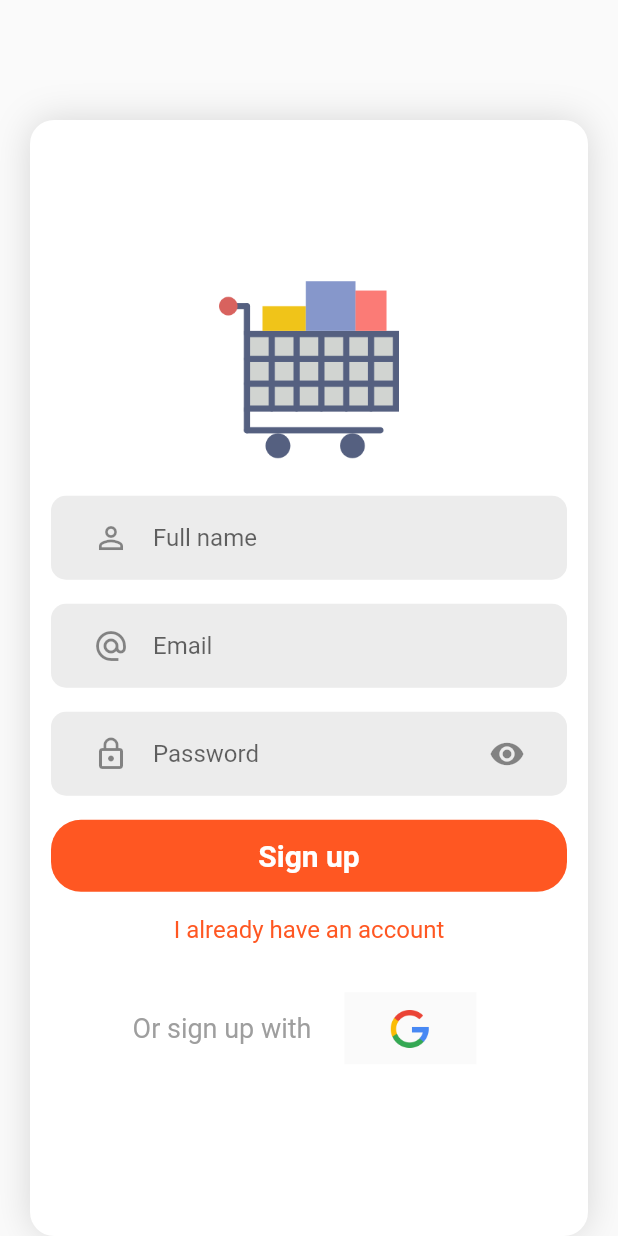
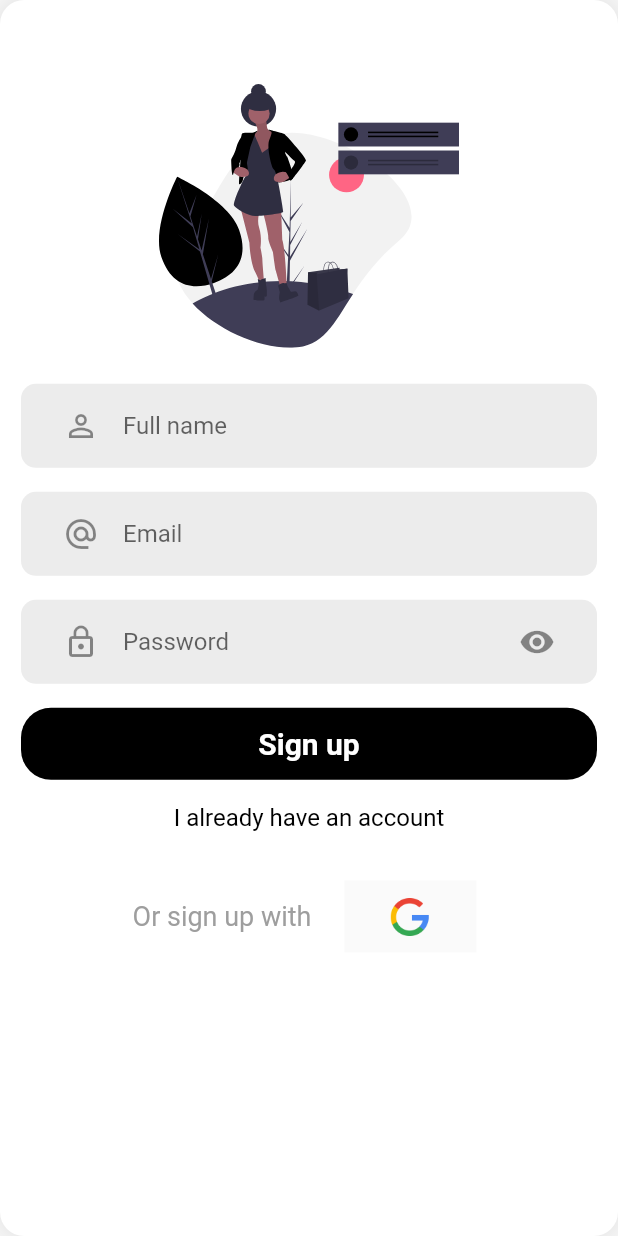
Before and after one commit to Santos-Enoque/complete_flutter_ecommerce, a Flutter app: the screen it shows after launch, after a tap on "Create an account", on a phone screen of 412 x 824 dp. Run offline on Flutter 3.47's test engine with Material 2 defaults, Android fonts, the phone set to English and light mode, and no system bars; our stand-ins replace carousel_pro, cloud_firestore, firebase_auth, flutter_svg, google_sign_in; accounts and stored records are empty.

Commit message:
update 3

```diff
--- a/lib/pages/home.dart
+++ b/lib/pages/home.dart
@@ -1,5 +1,6 @@
 import 'package:chat_app/commons/common.dart';
 import 'package:chat_app/pages/login.dart';
+import 'package:chat_app/pages/product_details.dart';
 import 'package:firebase_auth/firebase_auth.dart';
 import 'package:flutter/material.dart';
 import 'package:carousel_pro/carousel_pro.dart';
--- a/lib/pages/login.dart
+++ b/lib/pages/login.dart
@@ -2,6 +2,7 @@ import 'package:chat_app/commons/common.dart';
 import 'package:chat_app/commons/loading.dart';
 import 'package:chat_app/pages/signup.dart';
 import 'package:flutter/material.dart';
+import 'package:flutter_svg/svg.dart';
 import 'package:provider/provider.dart';
 import '../provider/user_provider.dart';
 
@@ -26,7 +27,7 @@ class _LoginState extends State<Login> {
         children: <Widget>[
           Container(
             child: Padding(
-              padding: const EdgeInsets.only(left:20, right:20.0, top: 120, bottom: 120),
+              padding: const EdgeInsets.all(0),
               child: Container(
                 decoration: BoxDecoration(
                   color: Colors.white,
@@ -41,17 +42,16 @@ class _LoginState extends State<Login> {
                 ),
                 child: Form(
                     key: _formKey,
-                    child: Column(
-                      mainAxisAlignment: MainAxisAlignment.center,
+                    child: ListView(
                       children: <Widget>[
+                        SizedBox(height: 40,),
                         Padding(
                           padding: const EdgeInsets.all(16.0),
                           child: Container(
                               alignment: Alignment.topCenter,
-                              child: Image.asset(
-                                'images/cart.png',
-                                width: 120.0,
-//                height: 240.0,
+                              child: SvgPicture.asset(
+                                'images/login.svg',
+                                width: 260.0,
                               )),
                         ),
 
@@ -119,7 +119,7 @@ class _LoginState extends State<Login> {
                               const EdgeInsets.fromLTRB(14.0, 8.0, 14.0, 8.0),
                           child: Material(
                               borderRadius: BorderRadius.circular(20.0),
-                              color: deepOrange,
+                              color: Colors.black,
                               elevation: 0.0,
                               child: MaterialButton(
                                 onPressed: () async{
--- a/lib/pages/product_details.dart
+++ b/lib/pages/product_details.dart
@@ -196,9 +196,6 @@ class _ProductDetailsState extends State<ProductDetails> {
                                 child: Text('XL', textAlign: TextAlign.center,style: TextStyle(color: Colors.white, fontSize: 17),),
                               ),),
                           ),
-
-
-
                         ],
                       ),
                     ),
--- a/lib/pages/signup.dart
+++ b/lib/pages/signup.dart
@@ -7,6 +7,7 @@ import 'package:chat_app/pages/home.dart';
 import 'package:chat_app/provider/user_provider.dart';
 import 'package:firebase_auth/firebase_auth.dart';
 import 'package:flutter/material.dart';
+import 'package:flutter_svg/svg.dart';
 import 'package:provider/provider.dart';
 import '../db/users.dart';
 
@@ -33,7 +34,7 @@ class _SignUpState extends State<SignUp> {
       body: user.status == Status.Authenticating ? Loading() : Stack(
         children: <Widget>[
          Padding(
-              padding: const EdgeInsets.only(left:20, right:20.0, top: 80),
+              padding: const EdgeInsets.all(0),
               child: Container(
                 decoration: BoxDecoration(
                   color: Colors.white,
@@ -48,17 +49,16 @@ class _SignUpState extends State<SignUp> {
                 ),
                 child: Form(
                     key: _formKey,
-                    child: Column(
-                      mainAxisAlignment: MainAxisAlignment.center,
+                    child: ListView(
                       children: <Widget>[
+                        SizedBox(height: 40,),
                         Padding(
                           padding: const EdgeInsets.all(16.0),
                           child: Container(
                               alignment: Alignment.topCenter,
-                              child: Image.asset(
-                                'images/cart.png',
-                                width: 120.0,
-//                height: 240.0,
+                              child: SvgPicture.asset(
+                                'images/signup.svg',
+                                width: 200.0,
                               )),
                         ),
                         Padding(
@@ -164,7 +164,7 @@ class _SignUpState extends State<SignUp> {
                               const EdgeInsets.fromLTRB(14.0, 8.0, 14.0, 8.0),
                           child: Material(
                               borderRadius: BorderRadius.circular(20.0),
-                              color: deepOrange,
+                              color: Colors.black,
                               elevation: 0.0,
                               child: MaterialButton(
                                 onPressed: () async{
@@ -193,7 +193,7 @@ class _SignUpState extends State<SignUp> {
                                 child: Text(
                                   "I already have an account",
                                   textAlign: TextAlign.center,
-                                  style: TextStyle(color: deepOrange, fontSize: 16),
+                                  style: TextStyle(color: Colors.black, fontSize: 16),
                                 ))),
 
                         Padding(
--- a/pubspec.yaml
+++ b/pubspec.yaml
@@ -31,6 +31,7 @@ dependencies:
   # Use with the CupertinoIcons class for iOS style icons.
   cupertino_icons: ^0.1.2
   carousel_slider: ^1.3.0
+  flutter_svg: ^0.14.1
 
 dev_dependencies:
   flutter_test:
```
Also changed, not shown: images/login.svg (added), images/signup.svg (added).
